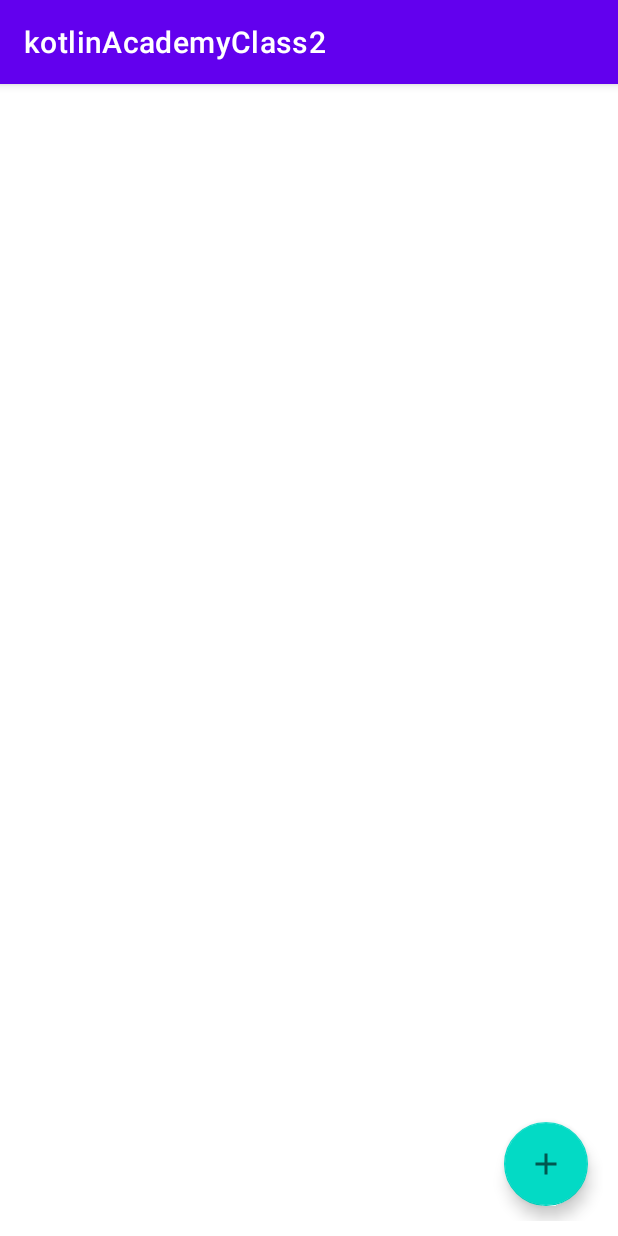
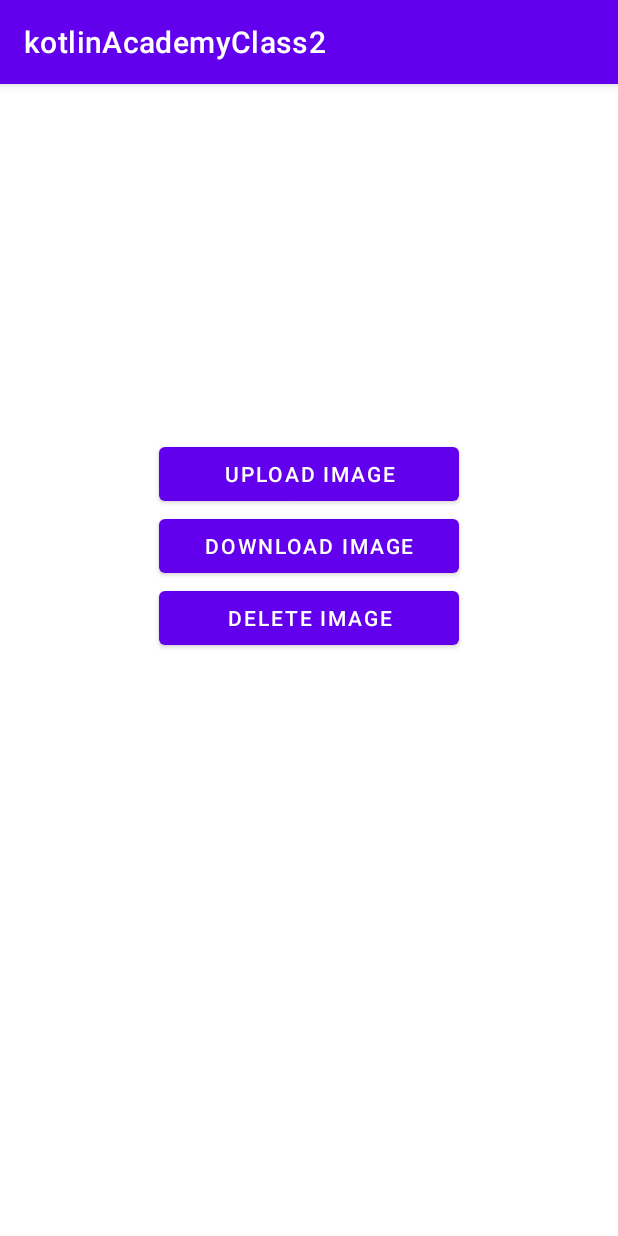
Before and after one commit to madahetooo/kotlinAcademyClass2, an Android app: the screen it shows after launch (ShoppingActivity before the commit, ClothesApp after it), on a phone screen of 412 x 824 dp. Run offline under Robolectric (Android 15) with nearby library versions, the phone set to English and light mode, and no system bars; our stand-ins replace Firebase (no records; nobody signed in at launch, a user with empty details on screens opened directly); 2 statements that could not run were skipped.

Commit message:
Added Firebase Storage

```diff
--- a/app/src/main/AndroidManifest.xml
+++ b/app/src/main/AndroidManifest.xml
@@ -13,8 +13,9 @@
         android:supportsRtl="true"
         android:theme="@style/Theme.KotlinAcademyClass2"
         tools:targetApi="31">
+
         <activity
-            android:name=".ShoppingActivity"
+            android:name=".shoppingitemapp.ui.ShoppingActivity"
             android:exported="false" />
         <activity
             android:name=".coroutineapp.CoroutineActivity"
@@ -41,7 +42,7 @@
             android:name=".authsystem.RegistrationActivity"
             android:exported="false" />
         <activity
-            android:name=".shoppingitemapp.ui.ShoppingActivity"
+            android:name=".firebasestorageapp.ClothesApp"
             android:exported="true">
             <intent-filter>
                 <action android:name="android.intent.action.MAIN" />
--- /dev/null
+++ b/app/src/main/java/com/bamboogeeks/kotlinacademyclass2/firebasestorageapp/ClothesApp.kt
@@ -0,0 +1,138 @@
+package com.bamboogeeks.kotlinacademyclass2.firebasestorageapp
+
+import android.app.Activity
+import android.content.Intent
+import android.graphics.BitmapFactory
+import android.net.Uri
+import androidx.appcompat.app.AppCompatActivity
+import android.os.Bundle
+import android.widget.Toast
+import androidx.recyclerview.widget.LinearLayoutManager
+import com.bamboogeeks.kotlinacademyclass2.R
+import com.bamboogeeks.kotlinacademyclass2.databinding.ActivityClothesAppBinding
+import com.google.firebase.ktx.Firebase
+import com.google.firebase.storage.ktx.storage
+import kotlinx.coroutines.CoroutineScope
+import kotlinx.coroutines.Dispatchers
+import kotlinx.coroutines.launch
+import kotlinx.coroutines.tasks.await
+import kotlinx.coroutines.withContext
+
+private const val REQUEST_CODE_IMAGE_PICK = 0
+@Suppress("DEPRECATION")
+class ClothesApp : AppCompatActivity() {
+    var currentImage: Uri? = null
+    val imageReference = Firebase.storage.reference
+    private lateinit var binding: ActivityClothesAppBinding
+    override fun onCreate(savedInstanceState: Bundle?) {
+        super.onCreate(savedInstanceState)
+        binding = ActivityClothesAppBinding.inflate(layoutInflater)
+        setContentView(binding.root)
+        binding.ivClothesImage.setOnClickListener {
+            Intent(Intent.ACTION_GET_CONTENT).also {
+                it.type = "image/*"
+                startActivityForResult(it, REQUEST_CODE_IMAGE_PICK)
+            }
+        }
+        binding.btnUploadImage.setOnClickListener {
+            uploadImageToStorage("myImage")
+        }
+        binding.btnDowloadImage.setOnClickListener {
+            downloadImageFromStorage("myImage")
+        }
+        binding.btnDeleteImage.setOnClickListener {
+            deleteImageFromStorage("myImage")
+        }
+        listAllImagesFromStorage()
+    }
+
+    override fun onActivityResult(requestCode: Int, resultCode: Int, data: Intent?) {
+        super.onActivityResult(requestCode, resultCode, data)
+        if (resultCode == Activity.RESULT_OK && requestCode == REQUEST_CODE_IMAGE_PICK) {
+            data?.data.let {
+                currentImage = it
+                binding.ivClothesImage.setImageURI(currentImage)
+            }
+        }
+    }
+
+    private fun uploadImageToStorage(fileName: String) {
+        CoroutineScope(Dispatchers.IO).launch {
+            try {
+                currentImage?.let {
+                    imageReference.child("images/$fileName").putFile(it).await()
+                    withContext(Dispatchers.Main) {
+                        Toast.makeText(
+                            this@ClothesApp,
+                            "Image Uploaded Successfully",
+                            Toast.LENGTH_LONG
+                        ).show()
+                    }
+                }
+            } catch (e: Exception) {
+                withContext(Dispatchers.Main) {
+                    Toast.makeText(this@ClothesApp, e.message, Toast.LENGTH_LONG).show()
+                }
+            }
+        }
+    }
+
+    private fun downloadImageFromStorage(fileName: String) {
+        CoroutineScope(Dispatchers.IO).launch {
+            try {
+                val maxDownloadSize = 5L * 1024 * 1024
+                val imageByte =
+                    imageReference.child("images/$fileName").getBytes(maxDownloadSize).await()
+                val imageBitMap = BitmapFactory.decodeByteArray(imageByte, 0, imageByte.size)
+                withContext(Dispatchers.Main) {
+                    binding.ivClothesImage.setImageBitmap(imageBitMap)
+                }
+            } catch (e: Exception) {
+                withContext(Dispatchers.Main) {
+                    Toast.makeText(this@ClothesApp, e.message, Toast.LENGTH_LONG).show()
+                }
+            }
+        }
+    }
+
+    private fun deleteImageFromStorage(fileName: String) {
+        CoroutineScope(Dispatchers.IO).launch {
+            try {
+                imageReference.child("images/$fileName").delete().await()
+                withContext(Dispatchers.Main) {
+                    Toast.makeText(this@ClothesApp, "Image Deleted Successfully", Toast.LENGTH_LONG)
+                        .show()
+
+                }
+            } catch (e: Exception) {
+                withContext(Dispatchers.Main) {
+                    Toast.makeText(this@ClothesApp, e.message, Toast.LENGTH_LONG).show()
+                }
+            }
+        }
+    }
+
+    private fun listAllImagesFromStorage() {
+        CoroutineScope(Dispatchers.IO).launch {
+            try {
+                var allImages = imageReference.child("images/").listAll().await()
+                val listOfImagesUrls = mutableListOf<String>()
+                for (singleImage in allImages.items) {
+                    val itemUrl = singleImage.downloadUrl.await()
+                    listOfImagesUrls.add(itemUrl.toString())
+                }
+                withContext(Dispatchers.Main) {
+                    val clothesImageAdapter = ClothesImageAdapter(listOfImagesUrls)
+                    binding.rvClothesImages.apply {
+                        adapter = clothesImageAdapter
+                        layoutManager = LinearLayoutManager(this@ClothesApp)
+                    }
+                }
+            } catch (e: Exception) {
+                withContext(Dispatchers.Main) {
+                    Toast.makeText(this@ClothesApp, e.message, Toast.LENGTH_LONG).show()
+                }
+            }
+        }
+    }
+}
--- /dev/null
+++ b/app/src/main/java/com/bamboogeeks/kotlinacademyclass2/firebasestorageapp/ClothesImageAdapter.kt
@@ -0,0 +1,24 @@
+package com.bamboogeeks.kotlinacademyclass2.firebasestorageapp
+
+import android.view.LayoutInflater
+import android.view.ViewGroup
+import androidx.recyclerview.widget.RecyclerView
+import com.bamboogeeks.kotlinacademyclass2.databinding.ItemClothesBinding
+import com.bumptech.glide.Glide
+
+class ClothesImageAdapter(var urls:List<String>) :RecyclerView.Adapter<ClothesImageAdapter.ClothesImageViewHolder>(){
+    inner class ClothesImageViewHolder(val binding: ItemClothesBinding): RecyclerView.ViewHolder(binding.root)
+
+    override fun onCreateViewHolder(parent: ViewGroup, viewType: Int): ClothesImageViewHolder {
+    return ClothesImageViewHolder(ItemClothesBinding.inflate(LayoutInflater.from(parent.context),parent,false))
+    }
+
+    override fun onBindViewHolder(holder: ClothesImageViewHolder, position: Int) {
+    val urls = urls[position]
+    Glide.with(holder.itemView).load(urls).into(holder.binding.ivClothesItem)
+    }
+
+    override fun getItemCount(): Int {
+        return urls.size
+    }
+}
--- /dev/null
+++ b/app/src/main/res/layout/activity_clothes_app.xml
@@ -0,0 +1,56 @@
+<?xml version="1.0" encoding="utf-8"?>
+<androidx.constraintlayout.widget.ConstraintLayout xmlns:android="http://schemas.android.com/apk/res/android"
+    xmlns:app="http://schemas.android.com/apk/res-auto"
+    xmlns:tools="http://schemas.android.com/tools"
+    android:layout_width="match_parent"
+    android:layout_height="match_parent"
+    android:padding="16dp"
+    tools:context=".firebasestorageapp.ClothesApp">
+
+    <ImageView
+        android:id="@+id/ivClothesImage"
+        android:layout_width="match_parent"
+        android:layout_height="200dp"
+        app:layout_constraintEnd_toEndOf="parent"
+        app:layout_constraintStart_toStartOf="parent"
+        app:layout_constraintTop_toTopOf="parent" />
+
+    <Button
+        android:id="@+id/btnUploadImage"
+        android:layout_width="200dp"
+        android:layout_height="wrap_content"
+        android:layout_marginTop="20dp"
+        android:text="@string/upload_image"
+        app:layout_constraintEnd_toEndOf="parent"
+        app:layout_constraintStart_toStartOf="parent"
+        app:layout_constraintTop_toBottomOf="@+id/ivClothesImage" />
+
+    <Button
+        android:id="@+id/btnDowloadImage"
+        android:layout_width="200dp"
+        android:layout_height="wrap_content"
+        android:text="@string/download_image"
+        app:layout_constraintEnd_toEndOf="parent"
+        app:layout_constraintStart_toStartOf="parent"
+        app:layout_constraintTop_toBottomOf="@+id/btnUploadImage" />
+
+    <Button
+        android:id="@+id/btnDeleteImage"
+        android:layout_width="200dp"
+        android:layout_height="wrap_content"
+        android:text="@string/delete_image"
+        app:layout_constraintEnd_toEndOf="parent"
+        app:layout_constraintHorizontal_bias="0.5"
+        app:layout_constraintStart_toStartOf="parent"
+        app:layout_constraintTop_toBottomOf="@+id/btnDowloadImage" />
+
+    <androidx.recyclerview.widget.RecyclerView
+        android:id="@+id/rvClothesImages"
+        android:layout_marginTop="20dp"
+        android:layout_width="match_parent"
+        android:layout_height="0dp"
+        app:layout_constraintBottom_toBottomOf="parent"
+        app:layout_constraintEnd_toEndOf="parent"
+        app:layout_constraintStart_toStartOf="parent"
+        app:layout_constraintTop_toBottomOf="@+id/btnDeleteImage" />
+</androidx.constraintlayout.widget.ConstraintLayout>
--- a/app/src/main/res/values/strings.xml
+++ b/app/src/main/res/values/strings.xml
@@ -46,4 +46,7 @@
     <string name="amount">Amount</string>
     <string name="cancel">Cancel</string>
     <string name="adddialog">ADD</string>
+    <string name="upload_image">Upload Image</string>
+    <string name="download_image">Download Image</string>
+    <string name="delete_image">Delete Image</string>
 </resources>
```
Also changed, not shown: app/build.gradle (+8 -1 lines), app/src/main/res/layout/item_clothes.xml (added, +16 -0 lines), build.gradle (+18 -5 lines), 1 other file.
